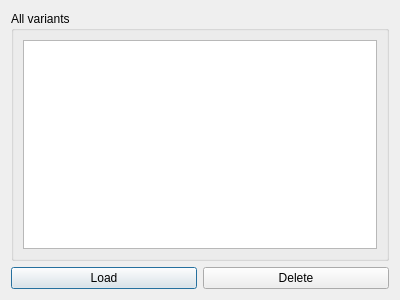
This is ui/variantslist.ui in S1mpleton/M2MTools as Qt 5 draws it before an edit. The edited form follows.
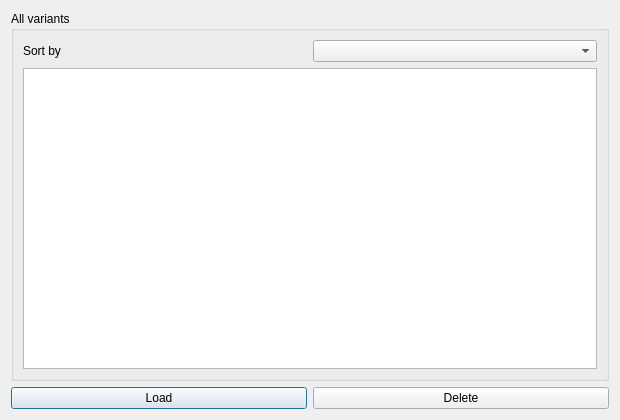
This is the edited form. Icons and pictures are not drawn.

```diff
--- a/ui/variantslist.ui
+++ b/ui/variantslist.ui
@@ -6,8 +6,8 @@
    <rect>
     <x>0</x>
     <y>0</y>
-    <width>400</width>
-    <height>300</height>
+    <width>620</width>
+    <height>420</height>
    </rect>
   </property>
   <property name="windowTitle">
@@ -21,6 +21,20 @@
      </property>
      <layout class="QGridLayout" name="gridLayout_2">
       <item row="0" column="0">
+       <layout class="QHBoxLayout" name="sortLayout">
+        <item>
+         <widget class="QLabel" name="sortLabel">
+          <property name="text">
+           <string>Sort by</string>
+          </property>
+         </widget>
+        </item>
+        <item>
+         <widget class="QComboBox" name="variantSortComboBox"/>
+        </item>
+       </layout>
+      </item>
+      <item row="1" column="0">
        <widget class="QTableWidget" name="variantsTableWidget"/>
       </item>
      </layout>
```
